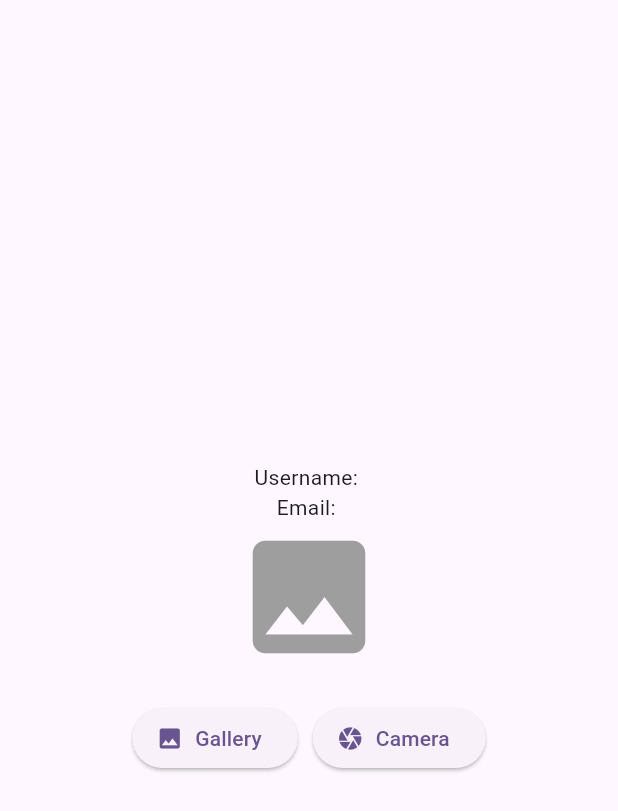
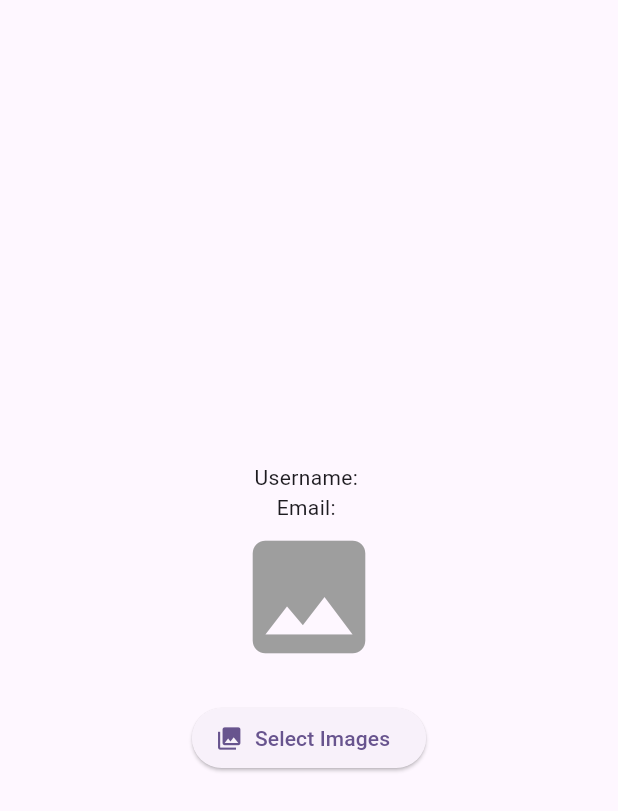
Before and after one commit to PeterJohnBishop/friendly-winner, a Flutter app: the SuccessView screen opened directly with empty values, on a phone screen of 412 x 824 dp. Shown: the top 811 px of the screen. Run offline on Flutter 3.47's test engine with Material 3 defaults, Android fonts, the phone set to English and light mode, and no system bars; our stand-ins replace cloud_firestore, firebase_auth, firebase_core, image_picker; accounts and stored records are empty; generated files the repository leaves out were written again.

Commit message:
multiple image selection widget

```diff
--- a/flutter_friendly/lib/Authentication/success.dart
+++ b/flutter_friendly/lib/Authentication/success.dart
@@ -1,6 +1,7 @@
 import 'package:flutter/material.dart';
 import 'package:firebase_auth/firebase_auth.dart';
 import 'package:flutter_friendly/images/image_upload.dart';
+import 'package:flutter_friendly/images/multi_image_upload.dart';
 
 class SuccessView extends StatefulWidget {
   final User currentUser;
@@ -21,7 +22,7 @@ class _SuccessViewState extends State<SuccessView> {
           children: [
             Text('Username: ${widget.currentUser.displayName}'),
             Text('Email: ${widget.currentUser.email}'),
-            ImagePickerWidget()
+            MultiImagePickerWidget()
           ],
         ),
       ),
--- a/flutter_friendly/lib/images/image_upload.dart
+++ b/flutter_friendly/lib/images/image_upload.dart
@@ -4,6 +4,8 @@ import 'dart:io';
 import 'dart:async';
 
 class ImagePickerWidget extends StatefulWidget {
+  const ImagePickerWidget({super.key});
+
   @override
   _ImagePickerWidgetState createState() => _ImagePickerWidgetState();
 }
--- /dev/null
+++ b/flutter_friendly/lib/images/multi_image_upload.dart
@@ -0,0 +1,87 @@
+import 'package:flutter/material.dart';
+import 'package:image_picker/image_picker.dart';
+import 'dart:io';
+
+class MultiImagePickerWidget extends StatefulWidget {
+  const MultiImagePickerWidget({super.key});
+
+  @override
+  _MultiImagePickerWidgetState createState() => _MultiImagePickerWidgetState();
+}
+
+class _MultiImagePickerWidgetState extends State<MultiImagePickerWidget> {
+  final List<File> _images = [];
+  final ImagePicker _picker = ImagePicker();
+
+  // Function to pick multiple images
+  Future<void> _pickImages() async {
+    final List<XFile>? pickedFiles = await _picker.pickMultiImage();
+    if (pickedFiles != null) {
+      setState(() {
+        _images.addAll(pickedFiles.map((file) => File(file.path)));
+      });
+    }
+  }
+
+  // Function to remove an image from the list
+  void _removeImage(int index) {
+    setState(() {
+      _images.removeAt(index);
+    });
+  }
+
+  @override
+  Widget build(BuildContext context) {
+    return Column(
+      mainAxisAlignment: MainAxisAlignment.center,
+      children: [
+        // Display Selected Images in a Horizontal Scroll View
+        _images.isNotEmpty
+            ? SizedBox(
+                height: 120,
+                child: ListView.builder(
+                  scrollDirection: Axis.horizontal,
+                  itemCount: _images.length,
+                  itemBuilder: (context, index) {
+                    return Stack(
+                      children: [
+                        Padding(
+                          padding: const EdgeInsets.all(8.0),
+                          child: ClipRRect(
+                            borderRadius: BorderRadius.circular(10),
+                            child: Image.file(_images[index], height: 100, width: 100, fit: BoxFit.cover),
+                          ),
+                        ),
+                        Positioned(
+                          top: 0,
+                          right: 0,
+                          child: GestureDetector(
+                            onTap: () => _removeImage(index),
+                            child: Container(
+                              decoration: BoxDecoration(
+                                color: Colors.red,
+                                shape: BoxShape.circle,
+                              ),
+                              child: const Icon(Icons.close, color: Colors.white, size: 18),
+                            ),
+                          ),
+                        ),
+                      ],
+                    );
+                  },
+                ),
+              )
+            : const Icon(Icons.image, size: 100, color: Colors.grey),
+
+        const SizedBox(height: 20),
+
+        // Button to Pick Multiple Images
+        ElevatedButton.icon(
+          onPressed: _pickImages,
+          icon: const Icon(Icons.photo_library),
+          label: const Text("Select Images"),
+        ),
+      ],
+    );
+  }
+}
```
Also changed, not shown: flutter_friendly/lib/Items/create_item.dart (added).
